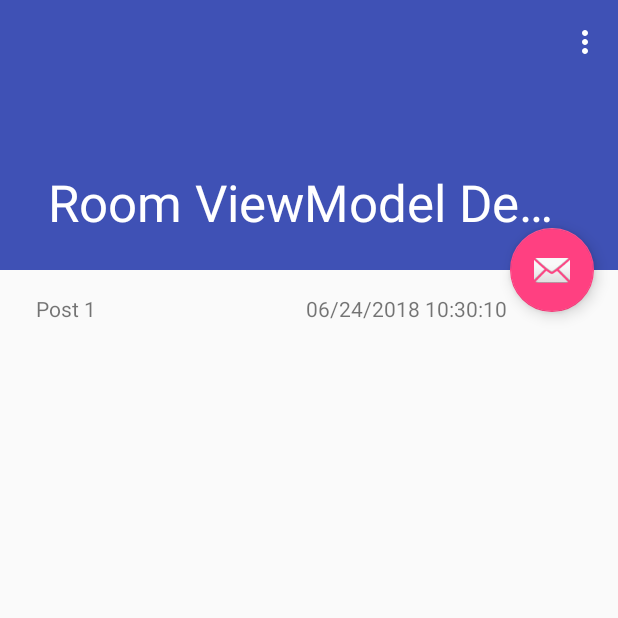
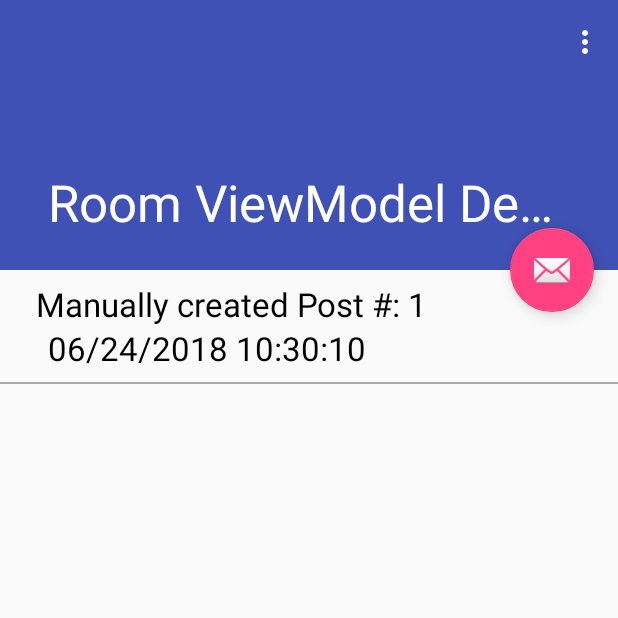
Before and after one commit to oscarzhang795/ObjectBoxDemo, an Android app: the screen it shows after launch (PostsActivity), after a tap on an icon or button, on a phone screen of 412 x 824 dp, the top half of it. Run offline under Robolectric (Android 15) with nearby library versions, the phone set to English and light mode, and no system bars; our stand-ins replace Room's generated code; libraries missing offline, so code that uses them is left out: android.arch.persistence.

Commit message:
Added liveData with a service to automatically insert posts.

```diff
--- a/app/build.gradle
+++ b/app/build.gradle
@@ -54,4 +54,5 @@ dependencies {
     // Test helpers for Room
     testImplementation "android.arch.persistence.room:testing:1.1.0"
     implementation 'com.android.support.constraint:constraint-layout:1.1.0'
+    implementation "org.jetbrains.kotlin:kotlin-reflect:$kotlin_version"
 }
--- a/app/src/main/AndroidManifest.xml
+++ b/app/src/main/AndroidManifest.xml
@@ -23,6 +23,12 @@
                 android:name=".presentation.PostDetailsActivity"
                 android:theme="@style/AppTheme.NoActionBar">
         </activity>
+
+        <service
+                android:name=".services.PostService"
+                android:enabled="true"
+                android:exported="false">
+        </service>
     </application>
 
 </manifest>
--- a/app/src/main/java/com/sdadg/roomviewmodeldemo/data/adapters/PostRecyclerViewAdapter.kt
+++ b/app/src/main/java/com/sdadg/roomviewmodeldemo/data/adapters/PostRecyclerViewAdapter.kt
@@ -31,6 +31,8 @@ class PostRecyclerViewAdapter(private val listener: PostRecyclerViewAdapter.List
 
         holder.tvTitle.text = data[position].title
         holder.tvPostedAt.text = StringUtilities.formatTimestamp(data[position].postedAt)
+        holder.tvPostedAt.setTextColor(data[position].textColor)
+        holder.tvTitle.setTextColor(data[position].textColor)
     }
 
     interface Listeners {
--- a/app/src/main/java/com/sdadg/roomviewmodeldemo/data/daos/PostDao.kt
+++ b/app/src/main/java/com/sdadg/roomviewmodeldemo/data/daos/PostDao.kt
@@ -1,16 +1,17 @@
 package com.sdadg.roomviewmodeldemo.data.daos
 
+import android.arch.lifecycle.LiveData
 import android.arch.persistence.room.*
 import com.sdadg.roomviewmodeldemo.data.entities.Post
 
 @Dao
 interface PostDao {
 
-    @Query("Select * from post")
-    fun getAllPosts(): List<Post>
+    @Query("Select * from post order by postedAt desc")
+    fun getAllPosts(): LiveData<List<Post>>
 
     @Query("Select * from post where postId = :postId")
-    fun getPostByPostId(postId: Long): Post
+    fun getPostByPostId(postId: Long): LiveData<Post>
 
     @Insert(onConflict = OnConflictStrategy.REPLACE)
     fun insertPost(post: Post): Long
--- a/app/src/main/java/com/sdadg/roomviewmodeldemo/data/database/DemoRoomDatabaseAbstract.kt
+++ b/app/src/main/java/com/sdadg/roomviewmodeldemo/data/database/DemoRoomDatabaseAbstract.kt
@@ -8,8 +8,9 @@ import com.sdadg.roomviewmodeldemo.data.daos.CommentDao
 import com.sdadg.roomviewmodeldemo.data.daos.PostDao
 import com.sdadg.roomviewmodeldemo.data.entities.Comment
 import com.sdadg.roomviewmodeldemo.data.entities.Post
+import com.sdadg.roomviewmodeldemo.data.migrations.Migration1To2
 
-@Database (entities = [Post::class, Comment::class], version = 1)
+@Database (entities = [Post::class, Comment::class], version = 2)
 abstract class DemoRoomDatabaseAbstract: RoomDatabase() {
 
     abstract fun postDao(): PostDao
@@ -18,11 +19,19 @@ abstract class DemoRoomDatabaseAbstract: RoomDatabase() {
     companion object {
         var mInstance: DemoRoomDatabaseAbstract? = null
 
+        @JvmField
+        val MIGRATION_1_2 = Migration1To2()
+
         fun getInstance(context: Context): DemoRoomDatabaseAbstract? {
             if (mInstance == null) {
 
                 synchronized(DemoRoomDatabaseAbstract::class) {
-                    mInstance = Room.databaseBuilder(context.applicationContext, DemoRoomDatabaseAbstract::class.java, "RoomDemo.db").build()
+                    mInstance = Room.databaseBuilder(context.applicationContext, DemoRoomDatabaseAbstract::class.java, "RoomDemo.db")
+                            //.addMigrations(MIGRATION_1_2)
+                            .fallbackToDestructiveMigration()  //Since we don't care about migrating right now.
+                            .build()
+
+
                 }
             }
 
--- a/app/src/main/java/com/sdadg/roomviewmodeldemo/data/entities/Post.kt
+++ b/app/src/main/java/com/sdadg/roomviewmodeldemo/data/entities/Post.kt
@@ -3,6 +3,7 @@ package com.sdadg.roomviewmodeldemo.data.entities
 import android.arch.persistence.room.ColumnInfo
 import android.arch.persistence.room.Entity
 import android.arch.persistence.room.PrimaryKey
+import android.graphics.Color
 
 @Entity
 data class Post (
@@ -14,5 +15,8 @@ data class Post (
         val title: String,
 
         @ColumnInfo(name = "postedAt")
-        val postedAt: Long
+        val postedAt: Long,
+
+        @ColumnInfo(name = "textColor")
+        var textColor: Int = Color.BLACK
 )
--- /dev/null
+++ b/app/src/main/java/com/sdadg/roomviewmodeldemo/data/migrations/Migration1To2.kt
@@ -0,0 +1,12 @@
+package com.sdadg.roomviewmodeldemo.data.migrations
+
+import android.arch.persistence.db.SupportSQLiteDatabase
+import android.arch.persistence.room.migration.Migration
+
+class Migration1To2: Migration(1,2) {
+    override fun migrate(database: SupportSQLiteDatabase) {
+        //Alter table sql
+        database.execSQL("ALTER TABLE Post ADD COLUMN textColor INTEGER");
+
+    }
+}
--- a/app/src/main/java/com/sdadg/roomviewmodeldemo/data/old/CustomSqliteOpenHelper.java
+++ b/app/src/main/java/com/sdadg/roomviewmodeldemo/data/old/CustomSqliteOpenHelper.java
@@ -78,13 +78,15 @@ public class CustomSqliteOpenHelper extends SQLiteOpenHelper {
 
             returnList.add(new Post(cursor.getLong(cursor.getColumnIndex(COLUMN_POST_ID)),
                                     cursor.getString(cursor.getColumnIndex(COLUMN_TITLE)),
-                                    cursor.getLong(cursor.getColumnIndex(COLUMN_POSTED_AT))
+                                    cursor.getLong(cursor.getColumnIndex(COLUMN_POSTED_AT)),
+                                    android.R.color.white
                                     )
                             );
             while (cursor.moveToNext()) {
                 returnList.add(new Post(cursor.getLong(cursor.getColumnIndex(COLUMN_POST_ID)),
                                 cursor.getString(cursor.getColumnIndex(COLUMN_TITLE)),
-                                cursor.getLong(cursor.getColumnIndex(COLUMN_POSTED_AT))
+                                cursor.getLong(cursor.getColumnIndex(COLUMN_POSTED_AT)),
+                                android.R.color.white
                         )
                 );
             }
--- a/app/src/main/java/com/sdadg/roomviewmodeldemo/data/repositories/IDataRepository.kt
+++ b/app/src/main/java/com/sdadg/roomviewmodeldemo/data/repositories/IDataRepository.kt
@@ -1,12 +1,13 @@
 package com.sdadg.roomviewmodeldemo.data.repositories
 
+import android.arch.lifecycle.LiveData
 import com.sdadg.roomviewmodeldemo.data.entities.Comment
 import com.sdadg.roomviewmodeldemo.data.entities.Post
 
 interface IDataRepository {
 
-    fun getAllPosts(): List<Post>
-    fun getPostById(id: Long): Post?
+    fun getAllPosts(): LiveData<List<Post>>
+    fun getPostById(id: Long): LiveData<Post>?
     fun insertPost(post: Post): Long
     fun deletePost(post: Post)
     fun updatePost(post: Post)
--- a/app/src/main/java/com/sdadg/roomviewmodeldemo/data/repositories/RoomRepository.kt
+++ b/app/src/main/java/com/sdadg/roomviewmodeldemo/data/repositories/RoomRepository.kt
@@ -1,17 +1,31 @@
 package com.sdadg.roomviewmodeldemo.data.repositories
 
+import android.arch.lifecycle.LiveData
+import android.arch.lifecycle.MutableLiveData
 import android.content.Context
 import com.sdadg.roomviewmodeldemo.data.database.DemoRoomDatabaseAbstract
 import com.sdadg.roomviewmodeldemo.data.entities.Comment
 import com.sdadg.roomviewmodeldemo.data.entities.Post
+import com.sdadg.roomviewmodeldemo.utilities.StringUtilities
 
 class RoomRepository(var context: Context): IDataRepository {
 
-    override fun getAllPosts(): List<Post> {
-        return DemoRoomDatabaseAbstract.getInstance(context)?.postDao()?.getAllPosts()?: arrayListOf()
+    override fun getAllPosts(): LiveData<List<Post>> {
+        var oldList = DemoRoomDatabaseAbstract.getInstance(context)?.postDao()?.getAllPosts()?: MutableLiveData<List<Post>>()
+
+        /*var newList = MutableLiveData<List<Post>>()
+
+        //https://android.jlelse.eu/exploring-livedata-architecture-component-f9375d3644ee
+        Transformations.map(oldList) {
+            data -> {newList = addColor(data)}
+        }
+
+        return newList*/
+
+        return oldList
     }
 
-    override fun getPostById(id: Long): Post? {
+    override fun getPostById(id: Long): LiveData<Post>? {
         return DemoRoomDatabaseAbstract.getInstance(context)?.postDao()?.getPostByPostId(id)
     }
 
@@ -46,4 +60,13 @@ class RoomRepository(var context: Context): IDataRepository {
     override fun updateComment(comment: Comment) {
         DemoRoomDatabaseAbstract.getInstance(context)?.commentDao()?.updateComment(comment)
     }
+
+    private fun addColor(posts: MutableLiveData<List<Post>>): MutableLiveData<List<Post>> {
+
+        for (post in posts.value!!) {
+            post.textColor = StringUtilities.getRandomColor()
+        }
+
+        return posts
+    }
 }
--- a/app/src/main/java/com/sdadg/roomviewmodeldemo/presentation/PostDetailsActivity.kt
+++ b/app/src/main/java/com/sdadg/roomviewmodeldemo/presentation/PostDetailsActivity.kt
@@ -20,7 +20,7 @@ class PostDetailsActivity : AppCompatActivity() {
     private var commentListener = CommentListener(WeakReference(this))
     val adapter = CommentRecyclerViewAdapter(commentListener)
     val db: IDataRepository = RoomRepository(this)
-    //val db = CustomSqliteOpenHelper(this)
+    //val db = CustomSqliteOpenHelper(this)   //TODO: Old Way
 
     override fun onCreate(savedInstanceState: Bundle?) {
         super.onCreate(savedInstanceState)
@@ -98,6 +98,7 @@ class PostDetailsActivity : AppCompatActivity() {
     class DeleteDataTask(private var weakReference: WeakReference<PostDetailsActivity>) : AsyncTask<Comment, Void, Void>() {
         override fun doInBackground(vararg params: Comment): Void? {
             weakReference.get()?.db?.deleteComment(params[0])
+            //weakReference.get()?.db?.deleteComment(params[0].commentId)  //TODO: Old way
             return null
         }
 
--- a/app/src/main/java/com/sdadg/roomviewmodeldemo/presentation/PostsActivity.kt
+++ b/app/src/main/java/com/sdadg/roomviewmodeldemo/presentation/PostsActivity.kt
@@ -1,5 +1,8 @@
 package com.sdadg.roomviewmodeldemo.presentation
 
+import android.arch.lifecycle.LiveData
+import android.arch.lifecycle.MutableLiveData
+import android.arch.lifecycle.Observer
 import android.content.Context
 import android.content.Intent
 import android.os.AsyncTask
@@ -7,6 +10,7 @@ import android.os.Bundle
 import android.support.v7.app.AppCompatActivity
 import android.support.v7.widget.LinearLayoutManager
 import android.support.v7.widget.LinearLayoutManager.VERTICAL
+import android.util.Log
 import android.view.Menu
 import android.view.MenuItem
 import com.sdadg.roomviewmodeldemo.R
@@ -14,6 +18,7 @@ import com.sdadg.roomviewmodeldemo.data.adapters.PostRecyclerViewAdapter
 import com.sdadg.roomviewmodeldemo.data.entities.Post
 import com.sdadg.roomviewmodeldemo.data.repositories.IDataRepository
 import com.sdadg.roomviewmodeldemo.data.repositories.RoomRepository
+import com.sdadg.roomviewmodeldemo.services.PostService
 import kotlinx.android.synthetic.main.activity_posts.*
 import kotlinx.android.synthetic.main.content_posts.*
 import java.lang.ref.WeakReference
@@ -21,10 +26,11 @@ import java.util.*
 
 class PostsActivity : AppCompatActivity() {
 
+    val TAG = PostsActivity::class.simpleName
+
     private val postItemAdapterListener = AdapterListener(this)
     val db: IDataRepository = RoomRepository(this)
-    //val db = CustomSqliteOpenHelper(this)
-    lateinit var posts: List<Post>
+    var posts: LiveData<List<Post>> = MutableLiveData<List<Post>>()
     val adapter = PostRecyclerViewAdapter(postItemAdapterListener)
 
     override fun onCreate(savedInstanceState: Bundle?) {
@@ -32,7 +38,7 @@ class PostsActivity : AppCompatActivity() {
         setContentView(R.layout.activity_posts)
         setSupportActionBar(toolbar)
         fab.setOnClickListener { view ->
-            createPost(((posts.size) + 1).toLong())
+            createPost(((adapter.itemCount) + 1).toLong())
         }
     }
 
@@ -50,7 +56,15 @@ class PostsActivity : AppCompatActivity() {
             }
             R.id.action_load_more_data -> {
                 insertTestData()
-                loadData()
+                //loadData()
+                true
+            }
+            R.id.action_start_auto_load -> {
+                startLoadingService()
+                true
+            }
+            R.id.action_stop_auto_load -> {
+                stopLoadingService()
                 true
             }
             else -> super.onOptionsItemSelected(item)
@@ -63,11 +77,18 @@ class PostsActivity : AppCompatActivity() {
         loadData()
     }
 
+    fun startLoadingService() {
+        startService(Intent(this, PostService::class.java))
+    }
+
+    fun stopLoadingService() {
+        stopService(Intent(this, PostService::class.java))
+    }
+
     fun loadData() {
-        LoadDataTask(WeakReference(this)).execute()
-
         rvPosts.adapter = adapter
         rvPosts.layoutManager = LinearLayoutManager(this, VERTICAL, false)
+        LoadDataTask(WeakReference(this)).execute()
     }
 
     private fun insertTestData() {
@@ -77,11 +98,10 @@ class PostsActivity : AppCompatActivity() {
     }
 
     private fun createPost(postId: Long) {
-        InsertDataTask(WeakReference(this)).execute(Post(null, "Post $postId", Calendar.getInstance().timeInMillis))
+        InsertDataTask(WeakReference(this)).execute(Post(null, "Manually created Post #: $postId", Calendar.getInstance().timeInMillis))
     }
 
     private fun clearData() {
-
         DeleteDataTask(WeakReference(this)).execute()
     }
 
@@ -94,19 +114,24 @@ class PostsActivity : AppCompatActivity() {
         }
     }
 
-    class LoadDataTask(private var weakReference: WeakReference<PostsActivity>) : AsyncTask<Void, Void, List<Post>>() {
+    class LoadDataTask(private var weakReference: WeakReference<PostsActivity>) : AsyncTask<Void, Void, LiveData<List<Post>>>() {
 
-        override fun doInBackground(vararg params: Void?): List<Post> {
-            return weakReference.get()?.db?.getAllPosts() ?: arrayListOf()
+        override fun doInBackground(vararg params: Void?): LiveData<List<Post>> {
+            return weakReference.get()?.db?.getAllPosts()?: MutableLiveData<List<Post>>()
         }
 
-        override fun onPostExecute(result: List<Post>) {
+        override fun onPostExecute(result: LiveData<List<Post>>) {
             super.onPostExecute(result)
 
             weakReference.get()?.posts = result
-            weakReference.get()?.adapter?.loadData(result)
-            weakReference.get()?.adapter?.notifyDataSetChanged()
+            weakReference.get()?.setObserver()
+            /*weakReference.get()?.adapter?.loadData(result)
+            weakReference.get()?.adapter?.notifyDataSetChanged()*/
         }
+    }
+
+    private fun setObserver() {
+        posts.observe(this, observer)
     }
 
     class InsertDataTask(private var weakReference: WeakReference<PostsActivity>) : AsyncTask<Post, Void, Void>() {
@@ -119,7 +144,7 @@ class PostsActivity : AppCompatActivity() {
         override fun onPostExecute(result: Void?) {
             super.onPostExecute(result)
 
-            weakReference.get()?.loadData()
+            //weakReference.get()?.loadData()
         }
     }
 
@@ -132,7 +157,15 @@ class PostsActivity : AppCompatActivity() {
         override fun onPostExecute(result: Void?) {
             super.onPostExecute(result)
 
-            weakReference.get()?.loadData()
+            //weakReference.get()?.loadData()
+        }
+    }
+
+    val observer: android.arch.lifecycle.Observer<List<Post>> = Observer{ data ->
+        if (data != null) {
+            Log.d(TAG, "Data changed.")
+            adapter.loadData(data)
+            adapter.notifyDataSetChanged()
         }
     }
 }
--- a/app/src/main/res/layout/post_item.xml
+++ b/app/src/main/res/layout/post_item.xml
@@ -8,30 +8,43 @@
 
     <TextView
             android:id="@+id/tvTitle"
-            android:layout_width="180dp"
+            android:layout_width="0dp"
             android:layout_height="wrap_content"
-            tools:text="Title"
+            tools:text="Post 123"
             app:layout_constraintStart_toStartOf="parent"
             android:layout_marginStart="24dp"
             app:layout_constraintTop_toTopOf="parent"
-            android:layout_marginTop="16dp"
-            app:layout_constraintBottom_toBottomOf="parent"
-            android:layout_marginBottom="16dp"
             app:layout_constraintHorizontal_bias="0.5"
-            app:layout_constraintEnd_toStartOf="@+id/tvPostedAt"/>
+            android:textSize="@dimen/post_text_size"
+            app:layout_constraintEnd_toEndOf="parent"
+            android:layout_marginEnd="8dp"
+            app:layout_constraintBottom_toTopOf="@+id/tvPostedAt"
+            android:layout_marginTop="8dp"
+            app:layout_constraintVertical_chainStyle="packed"/>
 
     <TextView
             android:id="@+id/tvPostedAt"
-            android:layout_width="180dp"
+            android:layout_width="0dp"
             android:layout_height="wrap_content"
-            tools:text="1234552315"
+            tools:text="Sunday, June 23 2018 8:52am"
             app:layout_constraintEnd_toEndOf="parent"
             android:layout_marginEnd="16dp"
-            app:layout_constraintTop_toTopOf="@+id/tvTitle"
-            android:layout_marginTop="8dp"
-            app:layout_constraintBottom_toBottomOf="@+id/tvTitle"
-            app:layout_constraintVertical_bias="1.0"
-            app:layout_constraintStart_toEndOf="@+id/tvTitle"
-            app:layout_constraintHorizontal_bias="0.5"/>
+            android:textSize="@dimen/post_text_size"
+            app:layout_constraintStart_toStartOf="@+id/tvTitle"
+            android:layout_marginStart="8dp"
+            app:layout_constraintHorizontal_bias="0.5"
+            app:layout_constraintTop_toBottomOf="@+id/tvTitle"
+            app:layout_constraintBottom_toTopOf="@+id/view"
+            android:layout_marginBottom="8dp"/>
+
+    <View
+            android:layout_width="match_parent"
+            android:layout_height="1dp"
+            android:background="@android:color/darker_gray"
+            android:layout_marginBottom="8dp"
+            app:layout_constraintBottom_toBottomOf="parent"
+            android:id="@+id/view"
+            app:layout_constraintTop_toBottomOf="@+id/tvPostedAt"
+            />
 
 </android.support.constraint.ConstraintLayout>
--- a/app/src/main/res/menu/menu_posts.xml
+++ b/app/src/main/res/menu/menu_posts.xml
@@ -12,4 +12,16 @@
             android:title="@string/action_load_more_data"
             android:orderInCategory="101"
             app:showAsAction="never"/>
+
+    <item
+            android:id="@+id/action_start_auto_load"
+            android:title="@string/action_start_auto_load"
+            android:orderInCategory="102"
+            app:showAsAction="never"/>
+
+    <item
+            android:id="@+id/action_stop_auto_load"
+            android:title="@string/action_stop_auto_load"
+            android:orderInCategory="102"
+            app:showAsAction="never"/>
 </menu>
--- a/app/src/main/res/values/dimens.xml
+++ b/app/src/main/res/values/dimens.xml
@@ -1,4 +1,5 @@
 <resources>
     <dimen name="app_bar_height">180dp</dimen>
     <dimen name="fab_margin">16dp</dimen>
+    <dimen name="post_text_size">22sp</dimen>
 </resources>
--- a/app/src/main/res/values/strings.xml
+++ b/app/src/main/res/values/strings.xml
@@ -2,4 +2,6 @@
     <string name="app_name">Room ViewModel Demo</string>
     <string name="action_clear">Clear</string>
     <string name="action_load_more_data">Load More Data</string>
+    <string name="action_start_auto_load">Start Auto Load</string>
+    <string name="action_stop_auto_load">Stop Auto Load</string>
 </resources>
--- a/build.gradle
+++ b/build.gradle
@@ -1,13 +1,13 @@
 // Top-level build file where you can add configuration options common to all sub-projects/modules.
 
 buildscript {
-    ext.kotlin_version = '1.2.41'
+    ext.kotlin_version = '1.2.50'
     repositories {
         google()
         jcenter()
     }
     dependencies {
-        classpath 'com.android.tools.build:gradle:3.1.2'
+        classpath 'com.android.tools.build:gradle:3.1.3'
         classpath "org.jetbrains.kotlin:kotlin-gradle-plugin:$kotlin_version"
 
         // NOTE: Do not place your application dependencies here; they belong
```
Also changed, not shown: app/src/main/java/com/sdadg/roomviewmodeldemo/services/PostService.kt (added, +47 -0 lines), app/src/main/java/com/sdadg/roomviewmodeldemo/utilities/StringUtilities.kt (+15 -0 lines).
